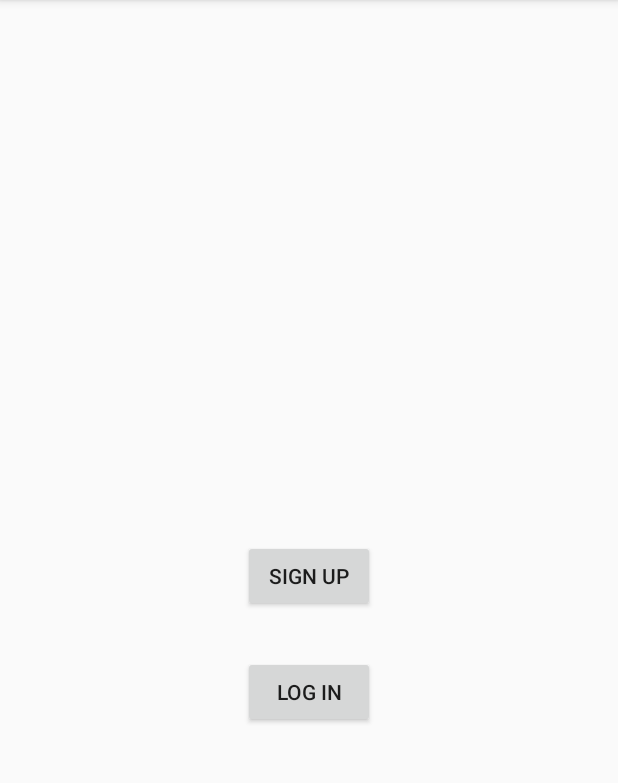
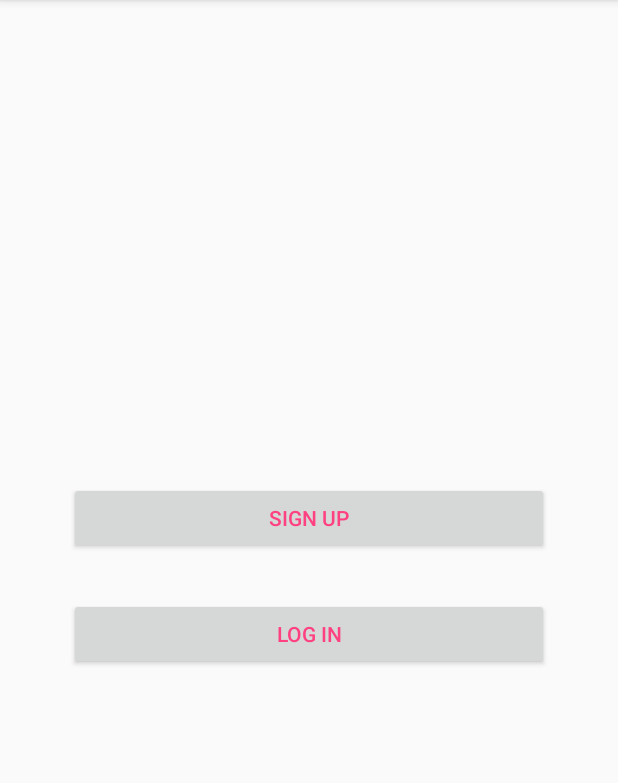
Before and after one commit to jayshah19949596/Android-SnackBar, an Android app: the screen it shows after launch (LogIn), on a phone screen of 412 x 824 dp, the part 84-867 px from its top. Run offline under Robolectric (Android 15) with nearby library versions, the phone set to English and light mode, and no system bars.

Commit message:
Everythin almost done

```diff
--- a/app/src/main/java/com/example/jaysh/snackbar/Admin.java
+++ b/app/src/main/java/com/example/jaysh/snackbar/Admin.java
@@ -6,7 +6,7 @@ import android.database.Cursor;
  * Created by jaysh on 11/23/2016.
  */
 public class Admin extends User {
-    String mRole;
+    static String mRole;
     public void Customer(Cursor userCursor){
 
         super.User(userCursor);
--- a/app/src/main/java/com/example/jaysh/snackbar/Chef.java
+++ b/app/src/main/java/com/example/jaysh/snackbar/Chef.java
@@ -6,7 +6,7 @@ import android.database.Cursor;
  * Created by jaysh on 11/23/2016.
  */
 public class Chef extends  User {
-    String mRole;
+    static String mRole;
     public void Customer(Cursor userCursor){
 
         super.User(userCursor);
--- a/app/src/main/java/com/example/jaysh/snackbar/Customer.java
+++ b/app/src/main/java/com/example/jaysh/snackbar/Customer.java
@@ -6,7 +6,7 @@ import android.database.Cursor;
  * Created by jaysh on 11/23/2016.
  */
 public class Customer extends User {
-    String mRole;
+    static  String mRole;
     public void Customer(Cursor userCursor){
 
         super.User(userCursor);
--- a/app/src/main/java/com/example/jaysh/snackbar/DBMgr.java
+++ b/app/src/main/java/com/example/jaysh/snackbar/DBMgr.java
@@ -508,7 +508,7 @@ public class DBMgr {
         return cursor;
     }
 
-    public void updateDish(String dishName, String cuisineType, String price,String description) {
+    public void updateDish(String dishName, String cuisineType, String price, String description) {
         ContentValues updatedValues = new ContentValues();
         updatedValues.put(MENU_CUISINETYPE, cuisineType);
         updatedValues.put(MENU_PRICE, price);
--- a/app/src/main/java/com/example/jaysh/snackbar/DeleteEmployee.java
+++ b/app/src/main/java/com/example/jaysh/snackbar/DeleteEmployee.java
@@ -16,6 +16,7 @@ public class DeleteEmployee extends AppCompatActivity {
     EditText emailID;
     DBMgr dataBaseAdapter;
     Button delEmp;
+    int i = 0;
 
     @Override
     protected void onCreate(Bundle savedInstanceState) {
@@ -32,6 +33,9 @@ public class DeleteEmployee extends AppCompatActivity {
             public void onClick(View view) {
 
                 callDelete();
+                if(i==1){
+                    return;
+                }
                 Toast.makeText(DeleteEmployee.this,"Employee account deleted successfully",Toast.LENGTH_SHORT).show();
 
             }
@@ -49,7 +53,7 @@ public class DeleteEmployee extends AppCompatActivity {
 
             if(userCursor.getCount()==0) {
                 Toast.makeText(DeleteEmployee.this,"No such Employee to Delete",Toast.LENGTH_SHORT).show();
-
+                i=1;
             }
 
             else {
--- a/app/src/main/java/com/example/jaysh/snackbar/ModifyDish.java
+++ b/app/src/main/java/com/example/jaysh/snackbar/ModifyDish.java
@@ -94,8 +94,10 @@ public class ModifyDish extends AppCompatActivity {
 
         dataBaseAdapter.updateDish(dishNameToSearch,
                 editTextCuisineType.getText().toString(),
-                editTextDescription.getText().toString(),
-                editTextPrice.getText().toString());
+                editTextPrice.getText().toString(),
+                editTextDescription.getText().toString()
+
+               );
 
 
     }
--- a/app/src/main/res/layout/main.xml
+++ b/app/src/main/res/layout/main.xml
@@ -18,26 +18,32 @@
         android:orientation="vertical">
         <RelativeLayout
             android:layout_width="match_parent"
-            android:layout_height="match_parent">
+            android:layout_height="match_parent"
+            android:gravity="center">
 
 
 
 
             <Button
-                android:layout_width="wrap_content"
+                android:layout_width="match_parent"
                 android:layout_height="wrap_content"
                 android:text="Sign Up"
+                android:textColor="@color/colorAccent"
                 android:id="@+id/button_sign_up"
-                android:layout_centerVertical="true"
-                android:layout_centerHorizontal="true" />
+                android:layout_marginLeft="30dp"
+                android:layout_marginRight="30dp"
+
+                />
 
 
 
             <Button
-                android:layout_width="wrap_content"
+                android:layout_width="match_parent"
                 android:layout_height="wrap_content"
                 android:text="Log In"
                 android:id="@+id/button_sign_in"
+                android:layout_marginRight="30dp"
+                android:textColor="@color/colorAccent"
                 android:layout_marginTop="29dp"
                 android:layout_below="@+id/button_sign_up"
                 android:layout_alignLeft="@+id/button_sign_up"
--- a/app/src/main/res/values/colors.xml
+++ b/app/src/main/res/values/colors.xml
@@ -3,4 +3,5 @@
     <color name="colorPrimary">#3F51B5</color>
     <color name="colorPrimaryDark">#303F9F</color>
     <color name="colorAccent">#FF4081</color>
+
 </resources>
```
Also changed, not shown: app/src/main/java/com/example/jaysh/snackbar/AdminHome.java (+36 -0 lines), app/src/main/java/com/example/jaysh/snackbar/LogIn.java (+16 -2 lines), app/src/main/java/com/example/jaysh/snackbar/Payment.java (+45 -11 lines), app/src/main/java/com/example/jaysh/snackbar/User.java (+8 -8 lines).
